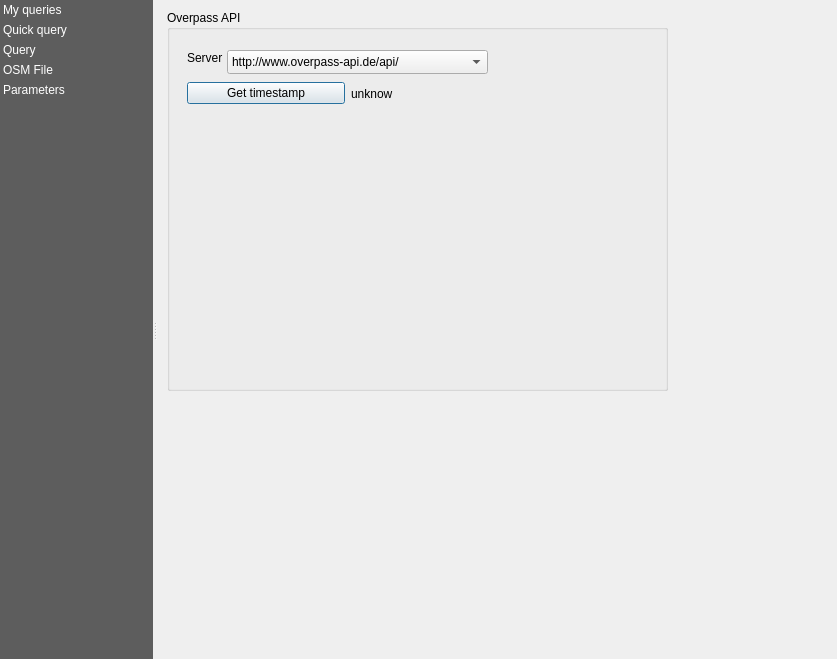
The window that ui/main_window.ui (3liz/QuickOSM) describes before a commit, drawn with Qt 5.
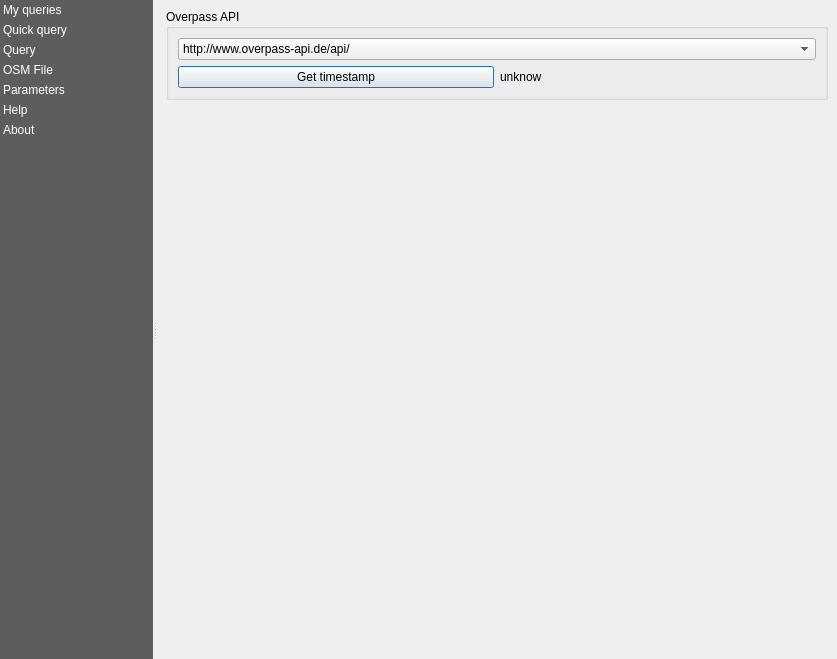
The same window after the commit. The open tabs and pages were chosen to show the change. Icons and pictures are not drawn. Custom widgets are drawn as their Qt base class.

Commit message: add about and help

```diff
--- a/ui/main_window.ui
+++ b/ui/main_window.ui
@@ -122,6 +122,24 @@
          <normaloff>:/plugins/QuickOSM/resources/general.svg</normaloff>:/plugins/QuickOSM/resources/general.svg</iconset>
        </property>
       </item>
+      <item>
+       <property name="text">
+        <string>Help</string>
+       </property>
+       <property name="icon">
+        <iconset resource="../resources.qrc">
+         <normaloff>:/plugins/QuickOSM/resources/general.svg</normaloff>:/plugins/QuickOSM/resources/general.svg</iconset>
+       </property>
+      </item>
+      <item>
+       <property name="text">
+        <string>About</string>
+       </property>
+       <property name="icon">
+        <iconset resource="../resources.qrc">
+         <normaloff>:/plugins/QuickOSM/resources/general.svg</normaloff>:/plugins/QuickOSM/resources/general.svg</iconset>
+       </property>
+      </item>
      </widget>
      <widget class="QStackedWidget" name="stackedWidget">
       <property name="sizePolicy">
@@ -137,34 +155,40 @@
        </size>
       </property>
       <property name="currentIndex">
-       <number>3</number>
+       <number>5</number>
       </property>
       <widget class="MyQueriesWidget" name="my_queries"/>
       <widget class="QuickQueryWidget" name="quick_query"/>
       <widget class="QueryWidget" name="query"/>
-      <widget class="OsmFileWidget" name="page"/>
+      <widget class="OsmFileWidget" name="osm_file"/>
       <widget class="QWidget" name="parameters">
+       <layout class="QVBoxLayout" name="verticalLayout_2">
+        <item>
        <widget class="QGroupBox" name="groupBox">
-        <property name="geometry">
-         <rect>
-          <x>10</x>
-          <y>10</y>
-          <width>501</width>
-          <height>381</height>
-         </rect>
-        </property>
         <property name="title">
          <string>Overpass API</string>
         </property>
-        <widget class="QWidget" name="layoutWidget">
-         <property name="geometry">
-          <rect>
-           <x>20</x>
-           <y>70</y>
-           <width>321</width>
-           <height>27</height>
-          </rect>
-         </property>
+          <layout class="QVBoxLayout" name="verticalLayout">
+           <item>
+            <widget class="QComboBox" name="comboBox_default_OAPI">
+             <item>
+              <property name="text">
+               <string>http://www.overpass-api.de/api/</string>
+              </property>
+             </item>
+             <item>
+              <property name="text">
+               <string>http://overpass.osm.rambler.ru/cgi/</string>
+              </property>
+             </item>
+             <item>
+              <property name="text">
+               <string>http://api.openstreetmap.fr/oapi/</string>
+              </property>
+             </item>
+            </widget>
+           </item>
+           <item>
          <layout class="QHBoxLayout" name="horizontalLayout_2">
           <item>
            <widget class="QPushButton" name="pushButton_OAPI_timestamp">
@@ -181,46 +205,78 @@
            </widget>
           </item>
          </layout>
-        </widget>
-        <widget class="QComboBox" name="comboBox_default_OAPI">
+           </item>
+          </layout>
+         </widget>
+        </item>
+        <item>
+         <spacer name="verticalSpacer">
+          <property name="orientation">
+           <enum>Qt::Vertical</enum>
+          </property>
+          <property name="sizeHint" stdset="0">
+           <size>
+            <width>20</width>
+            <height>40</height>
+           </size>
+          </property>
+         </spacer>
+        </item>
+       </layout>
+      </widget>
+      <widget class="QWidget" name="help">
+       <layout class="QVBoxLayout" name="verticalLayout_3">
+        <item>
+         <widget class="QScrollArea" name="scrollArea">
+          <property name="widgetResizable">
+           <bool>true</bool>
+          </property>
+          <widget class="QWidget" name="scrollAreaWidgetContents">
          <property name="geometry">
           <rect>
-           <x>60</x>
-           <y>40</y>
-           <width>261</width>
-           <height>24</height>
-          </rect>
-         </property>
+             <x>0</x>
+             <y>0</y>
+             <width>667</width>
+             <height>645</height>
+            </rect>
+           </property>
+           <layout class="QVBoxLayout" name="verticalLayout_5">
          <item>
+             <widget class="QLabel" name="label_help">
           <property name="text">
-           <string>http://www.overpass-api.de/api/</string>
-          </property>
+               <string>Help</string>
+              </property>
+             </widget>
          </item>
          <item>
-          <property name="text">
-           <string>http://overpass.osm.rambler.ru/cgi/</string>
-          </property>
-         </item>
-         <item>
-          <property name="text">
-           <string>http://api.openstreetmap.fr/oapi/</string>
-          </property>
-         </item>
-        </widget>
-        <widget class="QLabel" name="label">
-         <property name="geometry">
-          <rect>
-           <x>20</x>
-           <y>40</y>
-           <width>61</width>
-           <height>16</height>
-          </rect>
-         </property>
-         <property name="text">
-          <string>Server</string>
-         </property>
-        </widget>
-       </widget>
+             <spacer name="verticalSpacer_2">
+              <property name="orientation">
+               <enum>Qt::Vertical</enum>
+              </property>
+              <property name="sizeHint" stdset="0">
+               <size>
+                <width>20</width>
+                <height>40</height>
+               </size>
+              </property>
+             </spacer>
+            </item>
+           </layout>
+          </widget>
+         </widget>
+        </item>
+       </layout>
+      </widget>
+      <widget class="QWidget" name="about">
+       <layout class="QVBoxLayout" name="verticalLayout_4">
+        <item>
+         <widget class="QGroupBox" name="groupBox_2">
+          <property name="title">
+           <string>Blabla</string>
+          </property>
+         </widget>
+        </item>
+       </layout>
       </widget>
      </widget>
     </widget>
```
Lines whose indentation alone changed are shown as unchanged. The commit also changes 2 other files.
